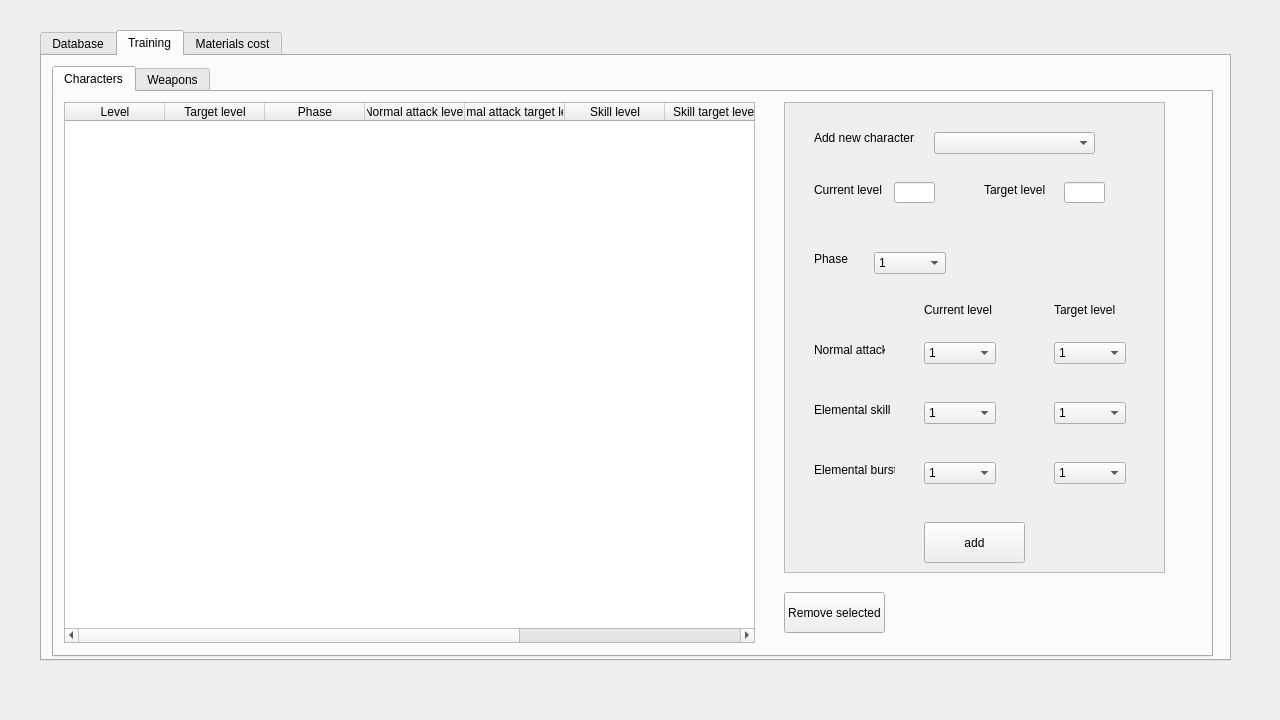
This is genshin_calculator.ui in crimvael/genshin_calculator as Qt 5 draws it before an edit. The edited form follows.
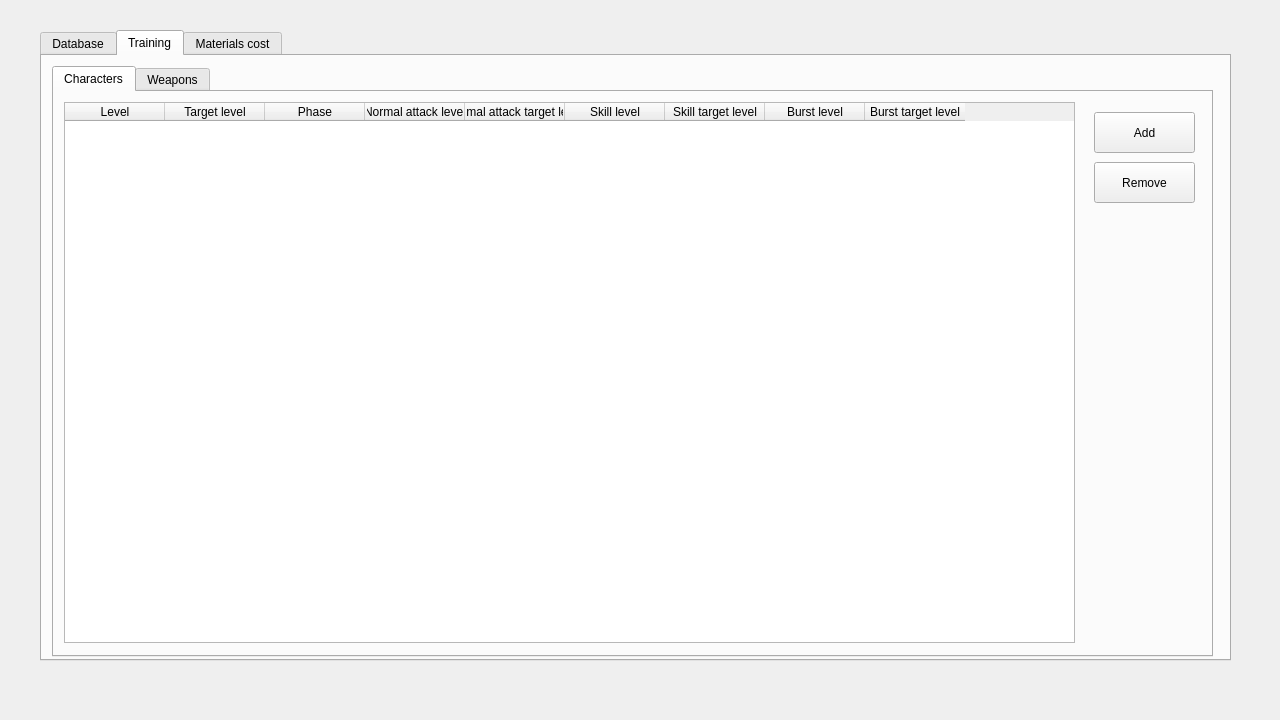
This is the edited form. The open tabs and pages were chosen to show the change.

The edit to the form file:
```diff
--- a/genshin_calculator.ui
+++ b/genshin_calculator.ui
@@ -121,6 +121,97 @@
           <string>remove</string>
          </property>
         </widget>
+        <widget class="QLabel" name="label">
+         <property name="geometry">
+          <rect>
+           <x>20</x>
+           <y>30</y>
+           <width>47</width>
+           <height>13</height>
+          </rect>
+         </property>
+         <property name="text">
+          <string>Name:</string>
+         </property>
+        </widget>
+        <widget class="QLabel" name="label_2">
+         <property name="geometry">
+          <rect>
+           <x>20</x>
+           <y>70</y>
+           <width>47</width>
+           <height>13</height>
+          </rect>
+         </property>
+         <property name="text">
+          <string>Vision:</string>
+         </property>
+        </widget>
+        <widget class="QLabel" name="label_3">
+         <property name="geometry">
+          <rect>
+           <x>20</x>
+           <y>150</y>
+           <width>101</width>
+           <height>16</height>
+          </rect>
+         </property>
+         <property name="text">
+          <string>Common material:</string>
+         </property>
+        </widget>
+        <widget class="QLabel" name="label_4">
+         <property name="geometry">
+          <rect>
+           <x>20</x>
+           <y>190</y>
+           <width>91</width>
+           <height>16</height>
+          </rect>
+         </property>
+         <property name="text">
+          <string>Local speciality:</string>
+         </property>
+        </widget>
+        <widget class="QLabel" name="label_5">
+         <property name="geometry">
+          <rect>
+           <x>20</x>
+           <y>110</y>
+           <width>47</width>
+           <height>13</height>
+          </rect>
+         </property>
+         <property name="text">
+          <string>Region:</string>
+         </property>
+        </widget>
+        <widget class="QLabel" name="label_6">
+         <property name="geometry">
+          <rect>
+           <x>20</x>
+           <y>230</y>
+           <width>91</width>
+           <height>16</height>
+          </rect>
+         </property>
+         <property name="text">
+          <string>Talent material:</string>
+         </property>
+        </widget>
+        <widget class="QLabel" name="label_7">
+         <property name="geometry">
+          <rect>
+           <x>20</x>
+           <y>270</y>
+           <width>121</width>
+           <height>16</height>
+          </rect>
+         </property>
+         <property name="text">
+          <string>Weekly boss material:</string>
+         </property>
+        </widget>
        </widget>
        <widget class="QListView" name="listView_2">
         <property name="geometry">
@@ -610,637 +701,22 @@
        <widget class="QPushButton" name="pushButton_2">
         <property name="geometry">
          <rect>
-          <x>730</x>
-          <y>500</y>
+          <x>1040</x>
+          <y>70</y>
           <width>101</width>
           <height>41</height>
          </rect>
         </property>
         <property name="text">
-         <string>Remove selected</string>
+         <string>Remove</string>
         </property>
        </widget>
-       <widget class="QFrame" name="frame">
-        <property name="geometry">
-         <rect>
-          <x>730</x>
-          <y>10</y>
-          <width>381</width>
-          <height>471</height>
-         </rect>
-        </property>
-        <property name="autoFillBackground">
-         <bool>true</bool>
-        </property>
-        <property name="frameShape">
-         <enum>QFrame::StyledPanel</enum>
-        </property>
-        <property name="frameShadow">
-         <enum>QFrame::Raised</enum>
-        </property>
-        <widget class="QLabel" name="label">
-         <property name="geometry">
-          <rect>
-           <x>30</x>
-           <y>20</y>
-           <width>101</width>
-           <height>31</height>
-          </rect>
-         </property>
-         <property name="text">
-          <string>Add new character:</string>
-         </property>
-        </widget>
-        <widget class="QComboBox" name="comboBox">
-         <property name="geometry">
-          <rect>
-           <x>150</x>
-           <y>30</y>
-           <width>161</width>
-           <height>22</height>
-          </rect>
-         </property>
-        </widget>
-        <widget class="QPushButton" name="pushButton">
-         <property name="geometry">
-          <rect>
-           <x>140</x>
-           <y>420</y>
-           <width>101</width>
-           <height>41</height>
-          </rect>
-         </property>
-         <property name="text">
-          <string>add</string>
-         </property>
-        </widget>
-        <widget class="QLabel" name="label_2">
-         <property name="geometry">
-          <rect>
-           <x>30</x>
-           <y>80</y>
-           <width>71</width>
-           <height>16</height>
-          </rect>
-         </property>
-         <property name="text">
-          <string>Current level</string>
-         </property>
-        </widget>
-        <widget class="QLabel" name="label_3">
-         <property name="geometry">
-          <rect>
-           <x>200</x>
-           <y>80</y>
-           <width>71</width>
-           <height>16</height>
-          </rect>
-         </property>
-         <property name="text">
-          <string>Target level</string>
-         </property>
-        </widget>
-        <widget class="QLineEdit" name="lineEdit">
-         <property name="geometry">
-          <rect>
-           <x>110</x>
-           <y>80</y>
-           <width>41</width>
-           <height>21</height>
-          </rect>
-         </property>
-        </widget>
-        <widget class="QLineEdit" name="lineEdit_2">
-         <property name="geometry">
-          <rect>
-           <x>280</x>
-           <y>80</y>
-           <width>41</width>
-           <height>21</height>
-          </rect>
-         </property>
-        </widget>
-        <widget class="QLabel" name="label_4">
-         <property name="geometry">
-          <rect>
-           <x>30</x>
-           <y>150</y>
-           <width>47</width>
-           <height>13</height>
-          </rect>
-         </property>
-         <property name="text">
-          <string>Phase</string>
-         </property>
-        </widget>
-        <widget class="QLabel" name="label_5">
-         <property name="geometry">
-          <rect>
-           <x>30</x>
-           <y>240</y>
-           <width>71</width>
-           <height>16</height>
-          </rect>
-         </property>
-         <property name="text">
-          <string>Normal attack</string>
-         </property>
-        </widget>
-        <widget class="QLabel" name="label_6">
-         <property name="geometry">
-          <rect>
-           <x>30</x>
-           <y>300</y>
-           <width>81</width>
-           <height>16</height>
-          </rect>
-         </property>
-         <property name="text">
-          <string>Elemental skill</string>
-         </property>
-        </widget>
-        <widget class="QLabel" name="label_7">
-         <property name="geometry">
-          <rect>
-           <x>30</x>
-           <y>360</y>
-           <width>81</width>
-           <height>16</height>
-          </rect>
-         </property>
-         <property name="text">
-          <string>Elemental burst</string>
-         </property>
-        </widget>
-        <widget class="QLabel" name="label_8">
-         <property name="geometry">
-          <rect>
-           <x>270</x>
-           <y>200</y>
-           <width>71</width>
-           <height>16</height>
-          </rect>
-         </property>
-         <property name="text">
-          <string>Target level</string>
-         </property>
-        </widget>
-        <widget class="QLabel" name="label_9">
-         <property name="geometry">
-          <rect>
-           <x>140</x>
-           <y>200</y>
-           <width>71</width>
-           <height>16</height>
-          </rect>
-         </property>
-         <property name="text">
-          <string>Current level</string>
-         </property>
-        </widget>
-        <widget class="QComboBox" name="comboBox_2">
-         <property name="geometry">
-          <rect>
-           <x>90</x>
-           <y>150</y>
-           <width>72</width>
-           <height>22</height>
-          </rect>
-         </property>
-         <item>
-          <property name="text">
-           <string>1</string>
-          </property>
-         </item>
-         <item>
-          <property name="text">
-           <string>2</string>
-          </property>
-         </item>
-         <item>
-          <property name="text">
-           <string>3</string>
-          </property>
-         </item>
-         <item>
-          <property name="text">
-           <string>4</string>
-          </property>
-         </item>
-         <item>
-          <property name="text">
-           <string>5</string>
-          </property>
-         </item>
-         <item>
-          <property name="text">
-           <string>6</string>
-          </property>
-         </item>
-        </widget>
-        <widget class="QComboBox" name="comboBox_4">
-         <property name="geometry">
-          <rect>
-           <x>140</x>
-           <y>240</y>
-           <width>72</width>
-           <height>22</height>
-          </rect>
-         </property>
-         <property name="currentIndex">
-          <number>0</number>
-         </property>
-         <property name="maxVisibleItems">
-          <number>11</number>
-         </property>
-         <item>
-          <property name="text">
-           <string>1</string>
-          </property>
-         </item>
-         <item>
-          <property name="text">
-           <string>2</string>
-          </property>
-         </item>
-         <item>
-          <property name="text">
-           <string>3</string>
-          </property>
-         </item>
-         <item>
-          <property name="text">
-           <string>4</string>
-          </property>
-         </item>
-         <item>
-          <property name="text">
-           <string>5</string>
-          </property>
-         </item>
-         <item>
-          <property name="text">
-           <string>6</string>
-          </property>
-         </item>
-         <item>
-          <property name="text">
-           <string>7</string>
-          </property>
-         </item>
-         <item>
-          <property name="text">
-           <string>8</string>
-          </property>
-         </item>
-         <item>
-          <property name="text">
-           <string>9</string>
-          </property>
-         </item>
-         <item>
-          <property name="text">
-           <string>10</string>
-          </property>
-         </item>
-        </widget>
-        <widget class="QComboBox" name="comboBox_10">
-         <property name="geometry">
-          <rect>
-           <x>270</x>
-           <y>240</y>
-           <width>72</width>
-           <height>22</height>
-          </rect>
-         </property>
-         <property name="currentIndex">
-          <number>0</number>
-         </property>
-         <property name="maxVisibleItems">
-          <number>11</number>
-         </property>
-         <item>
-          <property name="text">
-           <string>1</string>
-          </property>
-         </item>
-         <item>
-          <property name="text">
-           <string>2</string>
-          </property>
-         </item>
-         <item>
-          <property name="text">
-           <string>3</string>
-          </property>
-         </item>
-         <item>
-          <property name="text">
-           <string>4</string>
-          </property>
-         </item>
-         <item>
-          <property name="text">
-           <string>5</string>
-          </property>
-         </item>
-         <item>
-          <property name="text">
-           <string>6</string>
-          </property>
-         </item>
-         <item>
-          <property name="text">
-           <string>7</string>
-          </property>
-         </item>
-         <item>
-          <property name="text">
-           <string>8</string>
-          </property>
-         </item>
-         <item>
-          <property name="text">
-           <string>9</string>
-          </property>
-         </item>
-         <item>
-          <property name="text">
-           <string>10</string>
-          </property>
-         </item>
-        </widget>
-        <widget class="QComboBox" name="comboBox_5">
-         <property name="geometry">
-          <rect>
-           <x>140</x>
-           <y>300</y>
-           <width>72</width>
-           <height>22</height>
-          </rect>
-         </property>
-         <property name="currentIndex">
-          <number>0</number>
-         </property>
-         <property name="maxVisibleItems">
-          <number>11</number>
-         </property>
-         <item>
-          <property name="text">
-           <string>1</string>
-          </property>
-         </item>
-         <item>
-          <property name="text">
-           <string>2</string>
-          </property>
-         </item>
-         <item>
-          <property name="text">
-           <string>3</string>
-          </property>
-         </item>
-         <item>
-          <property name="text">
-           <string>4</string>
-          </property>
-         </item>
-         <item>
-          <property name="text">
-           <string>5</string>
-          </property>
-         </item>
-         <item>
-          <property name="text">
-           <string>6</string>
-          </property>
-         </item>
-         <item>
-          <property name="text">
-           <string>7</string>
-          </property>
-         </item>
-         <item>
-          <property name="text">
-           <string>8</string>
-          </property>
-         </item>
-         <item>
-          <property name="text">
-           <string>9</string>
-          </property>
-         </item>
-         <item>
-          <property name="text">
-           <string>10</string>
-          </property>
-         </item>
-        </widget>
-        <widget class="QComboBox" name="comboBox_6">
-         <property name="geometry">
-          <rect>
-           <x>270</x>
-           <y>300</y>
-           <width>72</width>
-           <height>22</height>
-          </rect>
-         </property>
-         <property name="currentIndex">
-          <number>0</number>
-         </property>
-         <property name="maxVisibleItems">
-          <number>11</number>
-         </property>
-         <item>
-          <property name="text">
-           <string>1</string>
-          </property>
-         </item>
-         <item>
-          <property name="text">
-           <string>2</string>
-          </property>
-         </item>
-         <item>
-          <property name="text">
-           <string>3</string>
-          </property>
-         </item>
-         <item>
-          <property name="text">
-           <string>4</string>
-          </property>
-         </item>
-         <item>
-          <property name="text">
-           <string>5</string>
-          </property>
-         </item>
-         <item>
-          <property name="text">
-           <string>6</string>
-          </property>
-         </item>
-         <item>
-          <property name="text">
-           <string>7</string>
-          </property>
-         </item>
-         <item>
-          <property name="text">
-           <string>8</string>
-          </property>
-         </item>
-         <item>
-          <property name="text">
-           <string>9</string>
-          </property>
-         </item>
-         <item>
-          <property name="text">
-           <string>10</string>
-          </property>
-         </item>
-        </widget>
-        <widget class="QComboBox" name="comboBox_7">
-         <property name="geometry">
-          <rect>
-           <x>140</x>
-           <y>360</y>
-           <width>72</width>
-           <height>22</height>
-          </rect>
-         </property>
-         <property name="currentIndex">
-          <number>0</number>
-         </property>
-         <property name="maxVisibleItems">
-          <number>11</number>
-         </property>
-         <item>
-          <property name="text">
-           <string>1</string>
-          </property>
-         </item>
-         <item>
-          <property name="text">
-           <string>2</string>
-          </property>
-         </item>
-         <item>
-          <property name="text">
-           <string>3</string>
-          </property>
-         </item>
-         <item>
-          <property name="text">
-           <string>4</string>
-          </property>
-         </item>
-         <item>
-          <property name="text">
-           <string>5</string>
-          </property>
-         </item>
-         <item>
-          <property name="text">
-           <string>6</string>
-          </property>
-         </item>
-         <item>
-          <property name="text">
-           <string>7</string>
-          </property>
-         </item>
-         <item>
-          <property name="text">
-           <string>8</string>
-          </property>
-         </item>
-         <item>
-          <property name="text">
-           <string>9</string>
-          </property>
-         </item>
-         <item>
-          <property name="text">
-           <string>10</string>
-          </property>
-         </item>
-        </widget>
-        <widget class="QComboBox" name="comboBox_8">
-         <property name="geometry">
-          <rect>
-           <x>270</x>
-           <y>360</y>
-           <width>72</width>
-           <height>22</height>
-          </rect>
-         </property>
-         <property name="currentIndex">
-          <number>0</number>
-         </property>
-         <property name="maxVisibleItems">
-          <number>11</number>
-         </property>
-         <item>
-          <property name="text">
-           <string>1</string>
-          </property>
-         </item>
-         <item>
-          <property name="text">
-           <string>2</string>
-          </property>
-         </item>
-         <item>
-          <property name="text">
-           <string>3</string>
-          </property>
-         </item>
-         <item>
-          <property name="text">
-           <string>4</string>
-          </property>
-         </item>
-         <item>
-          <property name="text">
-           <string>5</string>
-          </property>
-         </item>
-         <item>
-          <property name="text">
-           <string>6</string>
-          </property>
-         </item>
-         <item>
-          <property name="text">
-           <string>7</string>
-          </property>
-         </item>
-         <item>
-          <property name="text">
-           <string>8</string>
-          </property>
-         </item>
-         <item>
-          <property name="text">
-           <string>9</string>
-          </property>
-         </item>
-         <item>
-          <property name="text">
-           <string>10</string>
-          </property>
-         </item>
-        </widget>
-       </widget>
        <widget class="QTableWidget" name="tableWidget">
         <property name="geometry">
          <rect>
           <x>10</x>
           <y>10</y>
-          <width>691</width>
+          <width>1011</width>
           <height>541</height>
          </rect>
         </property>
@@ -1290,6 +766,19 @@
          </property>
         </column>
        </widget>
+       <widget class="QPushButton" name="pushButton">
+        <property name="geometry">
+         <rect>
+          <x>1040</x>
+          <y>20</y>
+          <width>101</width>
+          <height>41</height>
+         </rect>
+        </property>
+        <property name="text">
+         <string>Add</string>
+        </property>
+       </widget>
       </widget>
       <widget class="QWidget" name="tab_10">
        <attribute name="title">
```
Left out of the diff: 185 changed lines with no effect on the pictures.
